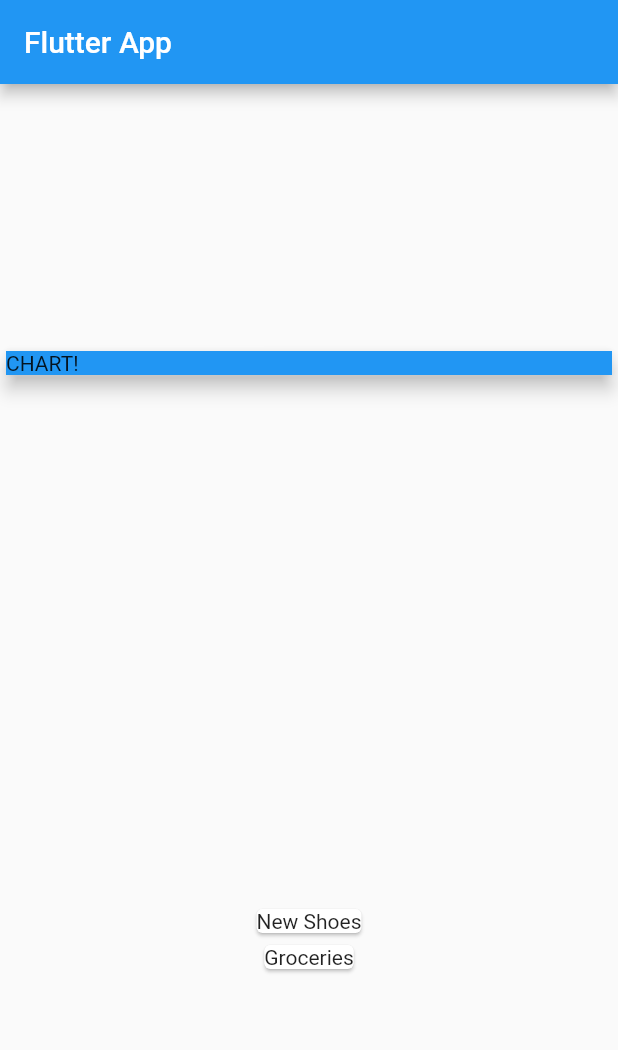
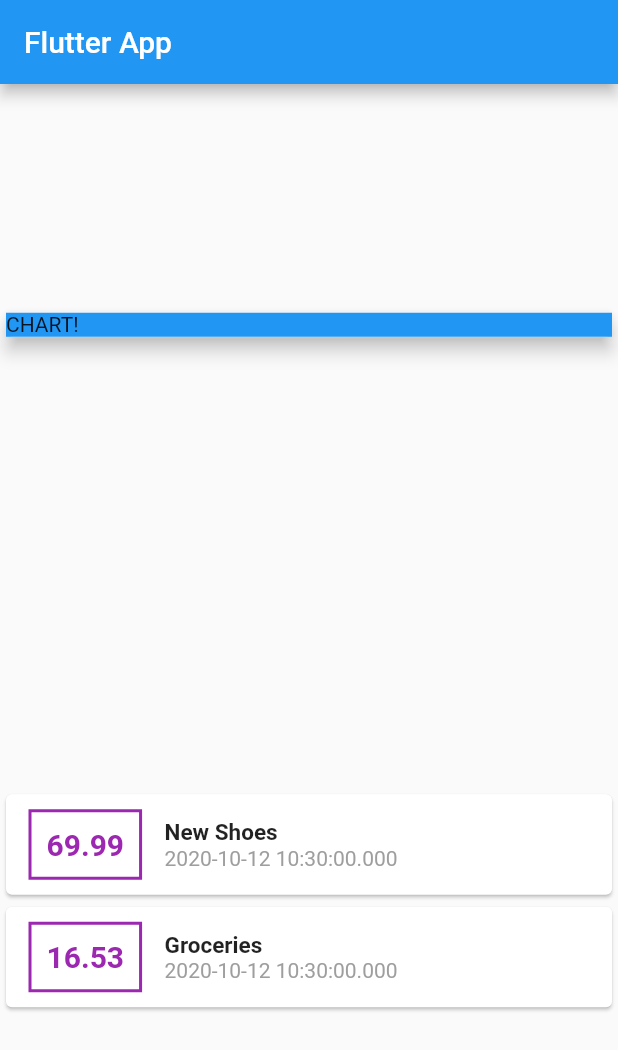
Before and after one commit to ParmbeerJohal/Personal-Expenses-App, a Flutter app: the screen it shows after launch, on a phone screen of 412 x 824 dp. Shown: the top 1050 px of the screen. Run offline on Flutter 3.47's test engine with Material 2 defaults, Android fonts, the phone set to English and light mode, and no system bars.

Commit message:
Created rows and columns for chart and transaction sections

```diff
--- a/lib/main.dart
+++ b/lib/main.dart
@@ -50,7 +50,49 @@ class MyHomePage extends StatelessWidget {
           Column(
             children: transactions.map((tx) {
               return Card(
-                child: Text(tx.title),
+                child: Row(
+                  children: [
+                    Container(
+                      margin: EdgeInsets.symmetric(
+                        vertical: 10,
+                        horizontal: 15,
+                      ),
+                      decoration: BoxDecoration(
+                        border: Border.all(
+                          color: Colors.purple,
+                          width: 2,
+                        ),
+                      ),
+                      padding: EdgeInsets.all(10),
+                      child: Text(
+                        tx.amount.toString(),
+                        style: TextStyle(
+                          fontWeight: FontWeight.bold,
+                          fontSize: 20,
+                          color: Colors.purple,
+                        ),
+                      ),
+                    ),
+                    Column(
+                      children: [
+                        Text(
+                          tx.title,
+                          style: TextStyle(
+                            fontWeight: FontWeight.bold,
+                            fontSize: 15,
+                          ),
+                        ),
+                        Text(
+                          tx.date.toString(),
+                          style: TextStyle(
+                            color: Colors.grey,
+                          ),
+                        ),
+                      ],
+                      crossAxisAlignment: CrossAxisAlignment.start,
+                    )
+                  ],
+                ),
               );
             }).toList(),
           ),
```
